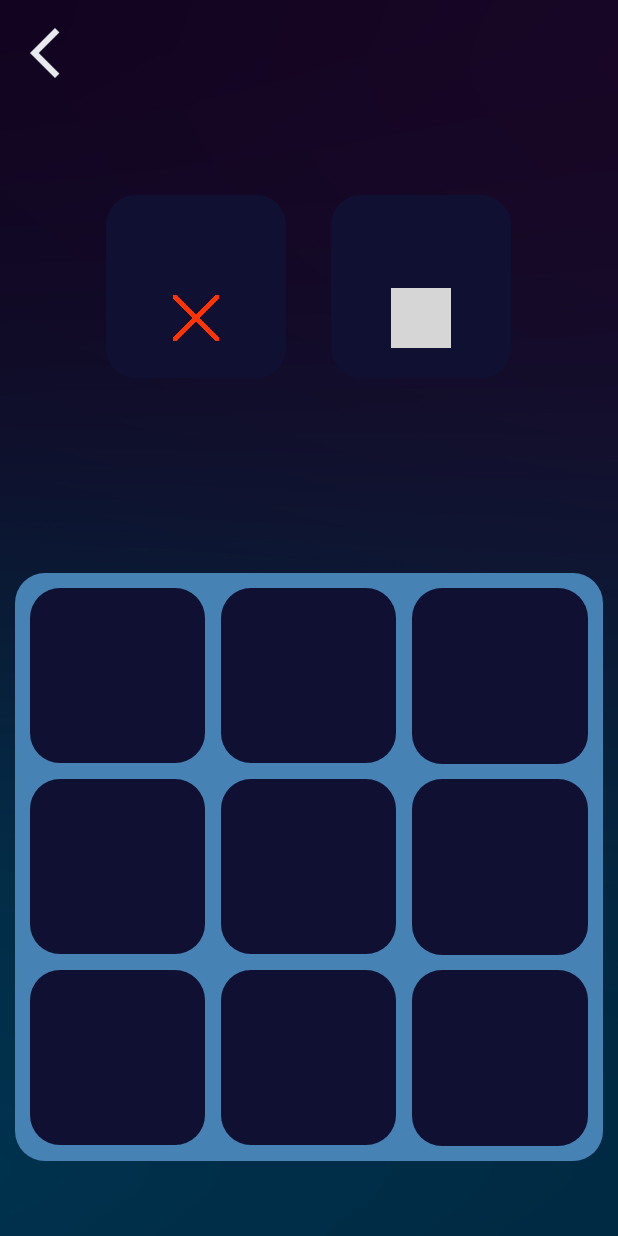
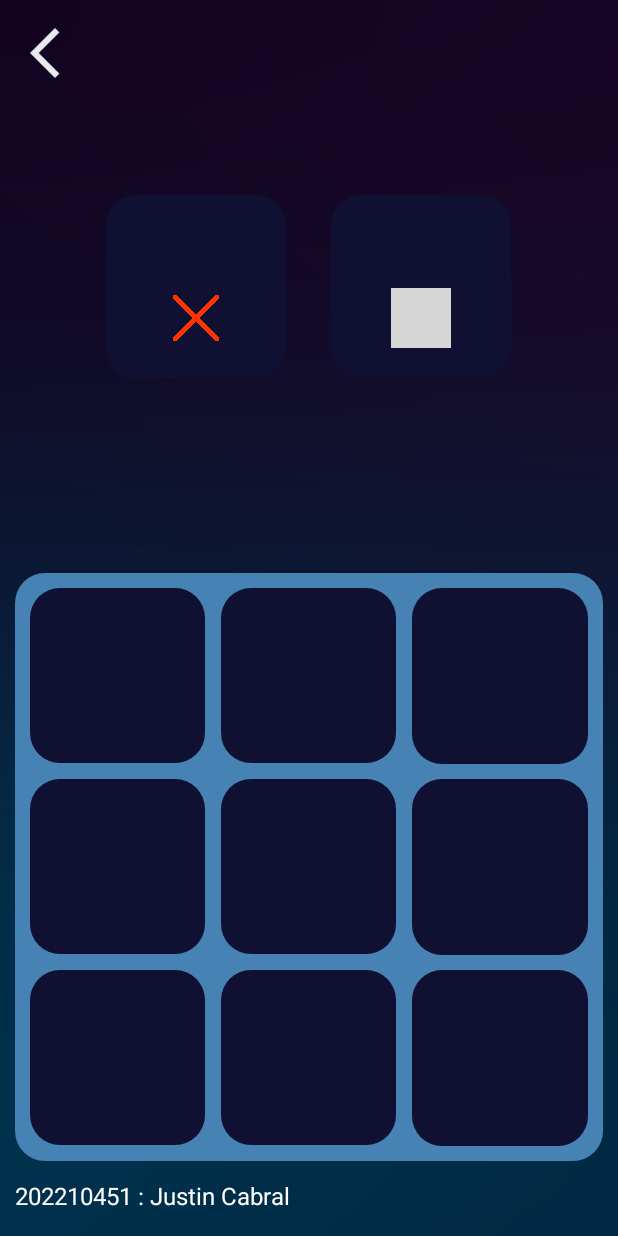
Before and after one commit to justinhcabral/TicTacToe, an Android app: the MainActivity screen opened directly, with no data from a screen before it, on a phone screen of 412 x 824 dp. Run offline under Robolectric (Android 15) with nearby library versions, the phone set to English and light mode, and no system bars; grey boxes are pictures that could not be loaded.

Commit message:
Add name at the bottom of main activity

```diff
--- a/app/src/main/res/layout/activity_main.xml
+++ b/app/src/main/res/layout/activity_main.xml
@@ -242,4 +242,15 @@
                 android:background="@drawable/round_back_dark_blue"/>
         </LinearLayout>
     </LinearLayout>
+    <TextView
+        android:id="@+id/tv_bottom_text"
+        android:layout_width="wrap_content"
+        android:layout_height="wrap_content"
+        android:layout_marginStart="10dp"
+        android:text="202210451 : Justin Cabral"
+        android:layout_alignParentBottom="true"
+        android:layout_marginBottom="16dp"
+        android:textColor="#FFFFFF"
+        android:textSize="16sp"
+        android:gravity="start"/>
 </RelativeLayout>
```
